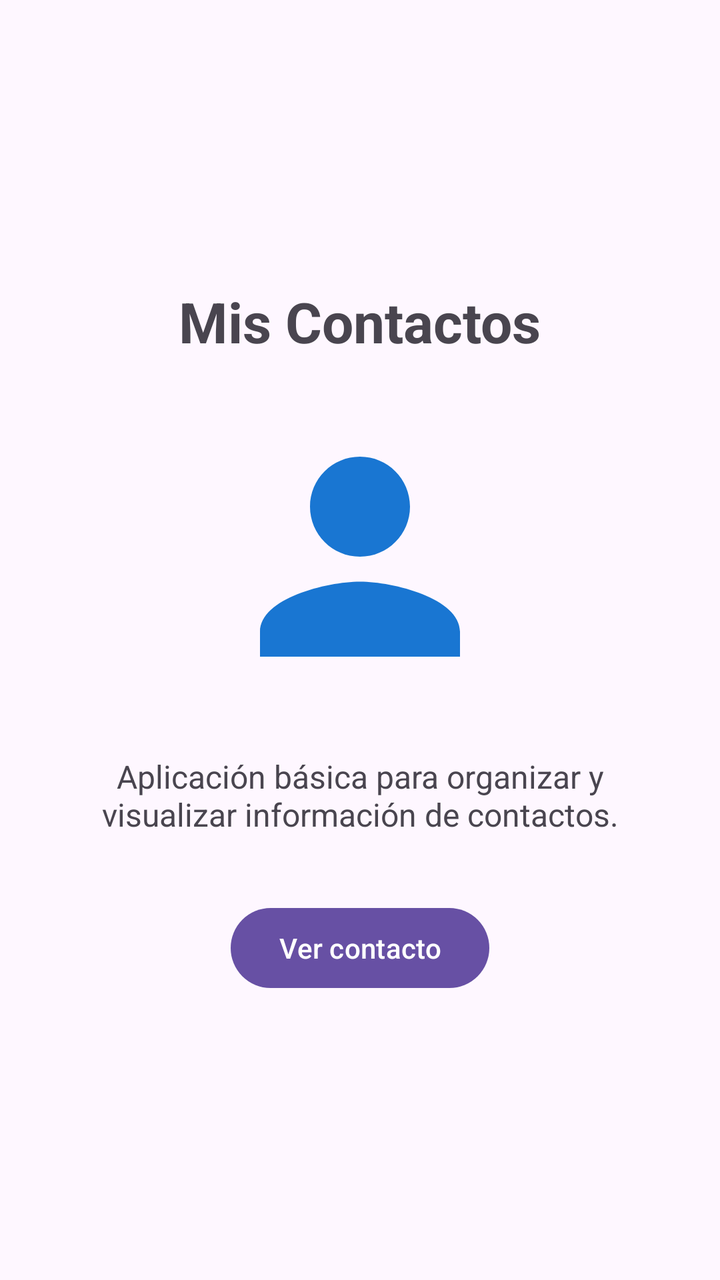
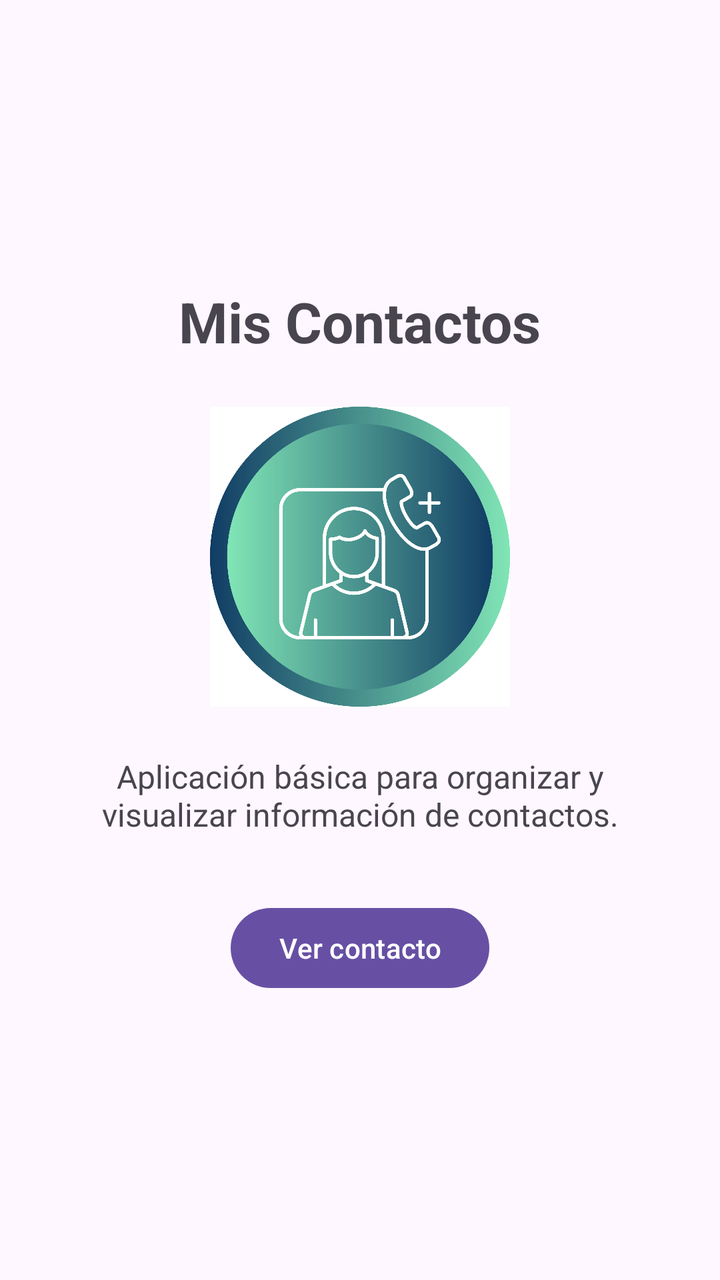

An Android layout rendered at two revisions. The XML below is the earlier revision; the diff shows what the commit changed to produce the second picture.
<!-- AndroidManifest.xml: application theme Theme.MisContactos -->
<!-- res/layout/activity_main.xml -->
<?xml version="1.0" encoding="utf-8"?>
<LinearLayout xmlns:android="http://schemas.android.com/apk/res/android"
    xmlns:tools="http://schemas.android.com/tools"
    android:id="@+id/main"
    android:layout_width="match_parent"
    android:layout_height="match_parent"
    android:gravity="center"
    android:orientation="vertical"
    android:padding="24dp"
    tools:context=".MainActivity">

    
    <TextView
        android:id="@+id/txtTitulo"
        android:layout_width="wrap_content"
        android:layout_height="wrap_content"
        android:text="@string/titulo_principal"
        android:textSize="28sp"
        android:textStyle="bold" />

    
    <ImageView
        android:id="@+id/imgContacto"
        android:layout_width="150dp"
        android:layout_height="150dp"
        android:layout_marginTop="24dp"
        android:contentDescription="@string/descripcion_imagen"
        android:src="@drawable/ic_contacto" />

    
    <TextView
        android:id="@+id/txtDescripcion"
        android:layout_width="wrap_content"
        android:layout_height="wrap_content"
        android:layout_marginTop="24dp"
        android:gravity="center"
        android:text="@string/descripcion"
        android:textSize="16sp" />

    
    <Button
        android:id="@+id/btnVerContacto"
        android:layout_width="wrap_content"
        android:layout_height="wrap_content"
        android:layout_marginTop="32dp"
        android:text="@string/boton_ver_contacto" />

</LinearLayout>
<!-- resources referenced by this layout -->
<resources>
  <!-- drawable ic_contacto (drawable) -->
  <?xml version="1.0" encoding="utf-8"?>
  <vector xmlns:android="http://schemas.android.com/apk/res/android"
      android:width="150dp"
      android:height="150dp"
      android:viewportWidth="24"
      android:viewportHeight="24">
      <path
          android:fillColor="#1976D2"
          android:pathData="M12,12c2.21,0 4,-1.79 4,-4s-1.79,-4 -4,-4 -4,1.79 -4,4 1.79,4 4,4zM12,14c-2.67,0 -8,1.34 -8,4v2h16v-2c0,-2.66 -5.33,-4 -8,-4z" />
  </vector>
  <string name="boton_ver_contacto">Ver contacto</string>
  <string name="descripcion">Aplicación básica para organizar y visualizar información de contactos.</string>
  <string name="descripcion_imagen">Imagen de contacto</string>
  <string name="titulo_principal">Mis Contactos</string>
  <style name="Theme.MisContactos" parent="Base.Theme.MisContactos" />
  <style name="Base.Theme.MisContactos" parent="Theme.Material3.DayNight.NoActionBar">
          
          
      </style>
</resources>

<!-- the commit's change to res/layout/activity_main.xml (unified diff, before → after) -->
@@ -25,7 +25,7 @@
         android:layout_height="150dp"
         android:layout_marginTop="24dp"
         android:contentDescription="@string/descripcion_imagen"
-        android:src="@drawable/ic_contacto" />
+        android:src="@drawable/contacto" />
 
     
     <TextView
<!-- resource entries referenced after the edit -->
@@ -1,16 +1,6 @@
 <!-- resources referenced by this layout -->
 <resources>
-  <!-- drawable ic_contacto (drawable) -->
-  <?xml version="1.0" encoding="utf-8"?>
-  <vector xmlns:android="http://schemas.android.com/apk/res/android"
-      android:width="150dp"
-      android:height="150dp"
-      android:viewportWidth="24"
-      android:viewportHeight="24">
-      <path
-          android:fillColor="#1976D2"
-          android:pathData="M12,12c2.21,0 4,-1.79 4,-4s-1.79,-4 -4,-4 -4,1.79 -4,4 1.79,4 4,4zM12,14c-2.67,0 -8,1.34 -8,4v2h16v-2c0,-2.66 -5.33,-4 -8,-4z" />
-  </vector>
+  <!-- drawable contacto: png bitmap (drawable, 289725 bytes) -->
   <string name="boton_ver_contacto">Ver contacto</string>
   <string name="descripcion">Aplicación básica para organizar y visualizar información de contactos.</string>
   <string name="descripcion_imagen">Imagen de contacto</string>
